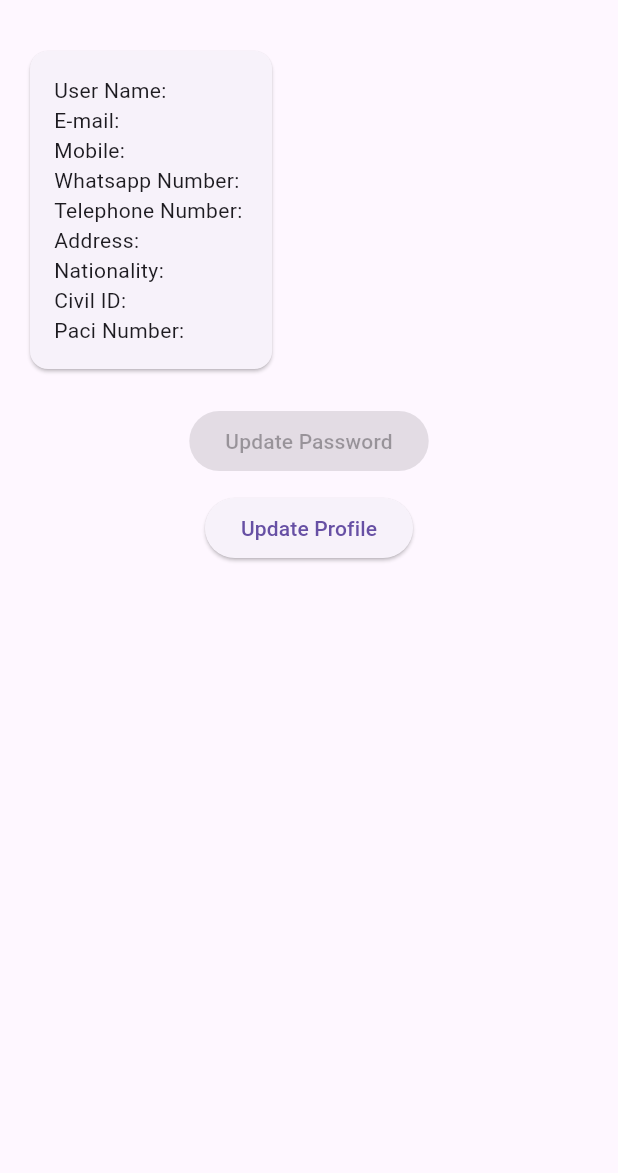
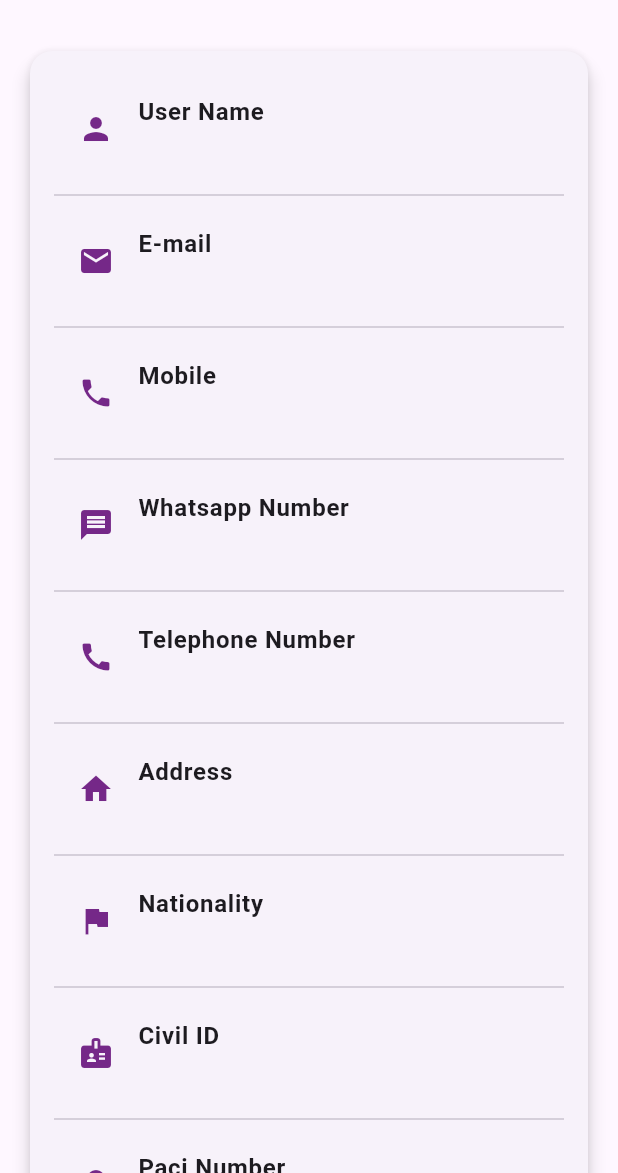
Before and after one commit to shinanmohamed363/mobile-application-flatter--smartco, a Flutter app: the CustomerProfilePage screen opened by its route, on a phone screen of 412 x 824 dp, the part 63-1236 px from its top. Run offline on Flutter 3.47's test engine with Material 3 defaults, Android fonts, the phone set to English and light mode, and no system bars; our stand-ins replace flutter_secure_storage, open_file, permission_handler, shared_preferences; missing offline and left inert: bcrypt; accounts and stored records are empty; network calls fail; Roboto replaces fonts that are missing (Public Sans, sans-serif).

Commit message:
update mobile app

```diff
--- a/smart_co/lib/main.dart
+++ b/smart_co/lib/main.dart
@@ -4,6 +4,7 @@ import 'screens/customer_device/customer_device.dart';
 import 'screens/customer_purchase/customer_purchase.dart';
 import 'screens/customer_profile/customer_profile.dart';
 import 'screens/customer_profile/customer_password.dart';
+import 'screens/customer_profile/customer_update.dart';
 import 'screens/login/login.dart';
 
 void main() {
@@ -26,6 +27,7 @@ class MyApp extends StatelessWidget {
         '/customerPurchase': (context) => CustomerPurchasePage(),
         '/customerProfile': (context) => CustomerProfilePage(),
         '/customerpassword': (context) => CustomerPasswordPage(),
+        '/customerupdate': (context) => CustomerUpdatePage(),
         // Define other routes here
       },
     );
--- a/smart_co/lib/screens/customer_profile/customer_profile.dart
+++ b/smart_co/lib/screens/customer_profile/customer_profile.dart
@@ -42,8 +42,8 @@ class _CustomerProfilePageState extends State<CustomerProfilePage> {
     Navigator.pushNamed(context, '/customerpassword', arguments: userEmail);
   }
 
-  void navigateToUpdateCustomer(BuildContext context) {
-    Navigator.pushNamed(context, '/customerupdate');
+  void navigateToUpdateCustomer(BuildContext context, String userEmail) {
+    Navigator.pushNamed(context, '/customerupdate', arguments: userEmail);
   }
 
   void handleLogout(BuildContext context) {
@@ -85,20 +85,68 @@ class _CustomerProfilePageState extends State<CustomerProfilePage> {
             crossAxisAlignment: CrossAxisAlignment.start,
             children: [
               Card(
+                shape: RoundedRectangleBorder(
+                  borderRadius: BorderRadius.circular(15.0),
+                ),
+                elevation: 5,
                 child: Padding(
                   padding: const EdgeInsets.all(16.0),
                   child: Column(
                     crossAxisAlignment: CrossAxisAlignment.start,
                     children: [
-                      Text('User Name: ${customer['name'] ?? ''}'),
-                      Text('E-mail: ${customer['email'] ?? ''}'),
-                      Text('Mobile: ${customer['mobile'] ?? ''}'),
-                      Text('Whatsapp Number: ${customer['whatsapp_no'] ?? ''}'),
-                      Text('Telephone Number: ${customer['telephone_no'] ?? ''}'),
-                      Text('Address: ${customer['address'] ?? ''}'),
-                      Text('Nationality: ${customer['nationality'] ?? ''}'),
-                      Text('Civil ID: ${customer['civil_id'] ?? ''}'),
-                      Text('Paci Number: ${customer['paci_number'] ?? ''}'),
+                      ListTile(
+                        leading: Icon(Icons.person, color: Color(0xFF752888)),
+                        title: Text('User Name', style: TextStyle(fontWeight: FontWeight.bold)),
+                        subtitle: Text(customer['name']?.toString() ?? ''),
+                      ),
+                      Divider(),
+                      ListTile(
+                        leading: Icon(Icons.email, color: Color(0xFF752888)),
+                        title: Text('E-mail', style: TextStyle(fontWeight: FontWeight.bold)),
+                        subtitle: Text(customer['email']?.toString() ?? ''),
+                      ),
+                      Divider(),
+                      ListTile(
+                        leading: Icon(Icons.phone, color: Color(0xFF752888)),
+                        title: Text('Mobile', style: TextStyle(fontWeight: FontWeight.bold)),
+                        subtitle: Text(customer['mobile']?.toString() ?? ''),
+                      ),
+                      Divider(),
+                      ListTile(
+                        leading: Icon(Icons.message, color: Color(0xFF752888)),
+                        title: Text('Whatsapp Number', style: TextStyle(fontWeight: FontWeight.bold)),
+                        subtitle: Text(customer['whatsapp_no']?.toString() ?? ''),
+                      ),
+                      Divider(),
+                      ListTile(
+                        leading: Icon(Icons.call, color: Color(0xFF752888)),
+                        title: Text('Telephone Number', style: TextStyle(fontWeight: FontWeight.bold)),
+                        subtitle: Text(customer['telephone_no']?.toString() ?? ''),
+                      ),
+                      Divider(),
+                      ListTile(
+                        leading: Icon(Icons.home, color: Color(0xFF752888)),
+                        title: Text('Address', style: TextStyle(fontWeight: FontWeight.bold)),
+                        subtitle: Text(customer['address']?.toString() ?? ''),
+                      ),
+                      Divider(),
+                      ListTile(
+                        leading: Icon(Icons.flag, color: Color(0xFF752888)),
+                        title: Text('Nationality', style: TextStyle(fontWeight: FontWeight.bold)),
+                        subtitle: Text(customer['nationality']?.toString() ?? ''),
+                      ),
+                      Divider(),
+                      ListTile(
+                        leading: Icon(Icons.badge, color: Color(0xFF752888)),
+                        title: Text('Civil ID', style: TextStyle(fontWeight: FontWeight.bold)),
+                        subtitle: Text(customer['civil_id']?.toString() ?? ''),
+                      ),
+                      Divider(),
+                      ListTile(
+                        leading: Icon(Icons.pin_drop, color: Color(0xFF752888)),
+                        title: Text('Paci Number', style: TextStyle(fontWeight: FontWeight.bold)),
+                        subtitle: Text(customer['paci_number']?.toString() ?? ''),
+                      ),
                     ],
                   ),
                 ),
@@ -108,15 +156,31 @@ class _CustomerProfilePageState extends State<CustomerProfilePage> {
                 child: Column(
                   children: [
                     ElevatedButton(
+                      style: ElevatedButton.styleFrom(
+                        backgroundColor: Color(0xFF752888),
+                        foregroundColor: Colors.white,
+                        shape: RoundedRectangleBorder(
+                          borderRadius: BorderRadius.circular(20),
+                        ),
+                        padding: EdgeInsets.symmetric(horizontal: 30, vertical: 15),
+                      ),
                       onPressed: userEmail != null
                           ? () => navigateToUpdatePassword(context, userEmail!)
                           : null,
-                      child: Text('Update Password'),
+                      child: Text('Update Password', style: TextStyle(fontSize: 16)),
                     ),
                     SizedBox(height: 10),
                     ElevatedButton(
-                      onPressed: () => navigateToUpdateCustomer(context),
-                      child: Text('Update Profile'),
+                      style: ElevatedButton.styleFrom(
+                        backgroundColor: Color(0xFF752888),
+                        foregroundColor: Colors.white,
+                        shape: RoundedRectangleBorder(
+                          borderRadius: BorderRadius.circular(20),
+                        ),
+                        padding: EdgeInsets.symmetric(horizontal: 30, vertical: 15),
+                      ),
+                      onPressed: () => navigateToUpdateCustomer(context, userEmail!),
+                      child: Text('Update Profile', style: TextStyle(fontSize: 16)),
                     ),
                   ],
                 ),
--- a/smart_co/pubspec.yaml
+++ b/smart_co/pubspec.yaml
@@ -61,6 +61,8 @@ dev_dependencies:
 
 # The following section is specific to Flutter packages.
 flutter:
+  assets:
+    - assets/customerImage.png
 
   # The following line ensures that the Material Icons font is
   # included with your application, so that you can use the icons in
```
Also changed, not shown: smart_co/lib/screens/customer_home/customer_home.dart (+71 -17 lines), smart_co/lib/screens/customer_profile/customer_password.dart (+20 -11 lines), smart_co/lib/screens/customer_profile/customer_update.dart (+189 -0 lines), smart_co/lib/screens/customer_purchase/customer_purchase.dart (+20 -7 lines), smart_co/lib/screens/customer_purchase/web_file_downloader.dart (deleted, +0 -13 lines), smart_co/assets/customerImage.png (added).
